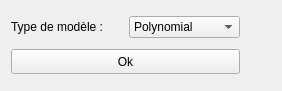
This is DataPlot/modelchoicewidget.ui in AdelKS/ZeGrapher as Qt 5 draws it before an edit. The edited form follows.
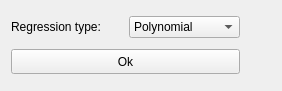
This is the edited form.

Diff of the .ui file:
```diff
--- a/DataPlot/modelchoicewidget.ui
+++ b/DataPlot/modelchoicewidget.ui
@@ -33,7 +33,7 @@
        <item>
         <widget class="QLabel" name="label">
          <property name="text">
-          <string>Type de modèle :</string>
+          <string>Regression type: </string>
          </property>
         </widget>
        </item>
```
Left out of the diff: 2 changed lines with no effect on the pictures.
